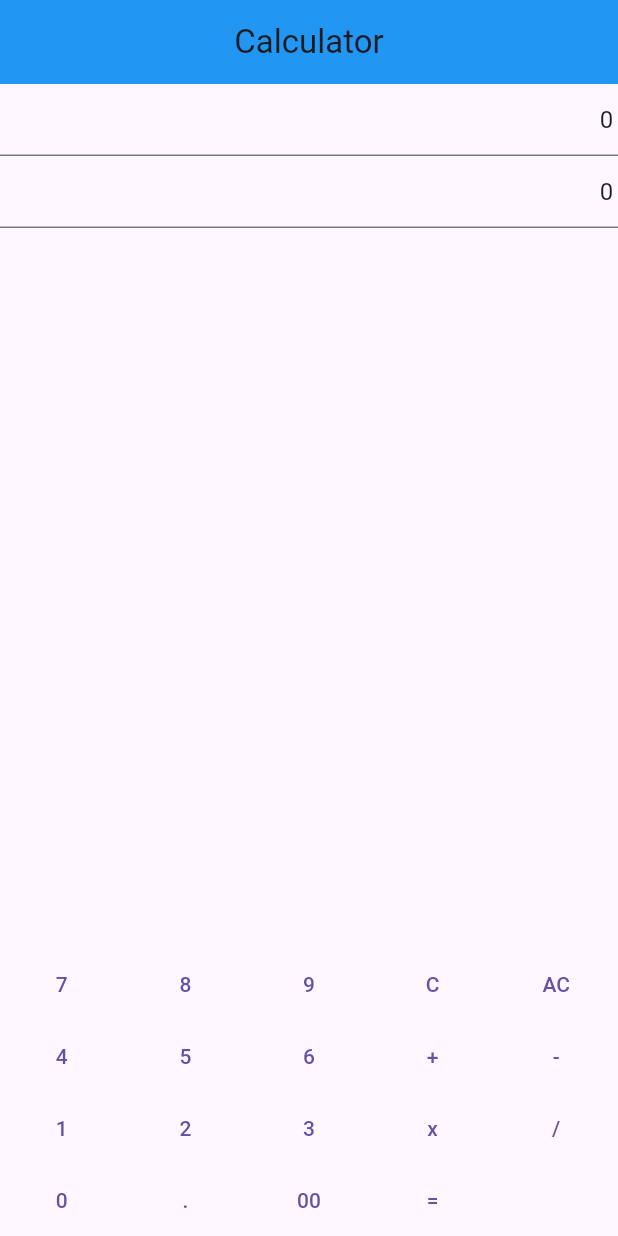
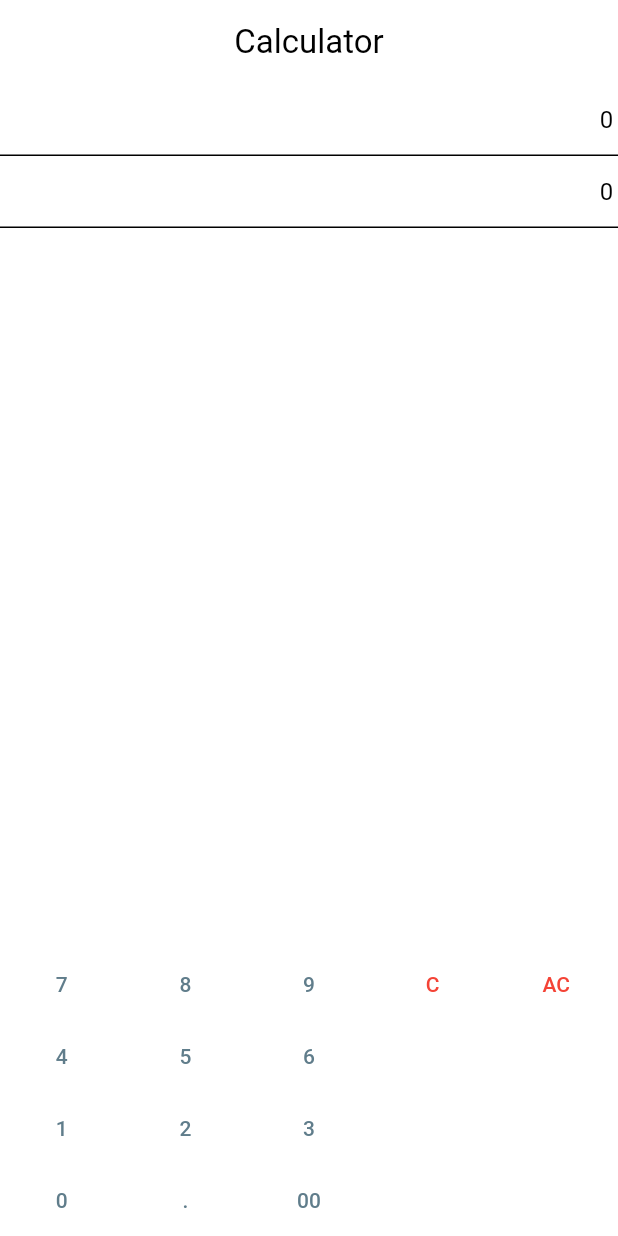
Before and after one commit to harinez2/42_Mobile_Piscine, a Flutter app: the screen it shows after launch, on a phone screen of 412 x 824 dp. Run offline on Flutter 3.47's test engine with Material 3 defaults, Android fonts, the phone set to English and light mode, and no system bars.

Commit message:
added colors

```diff
--- a/mobileModule00/ex02/calculator_proj/lib/main.dart
+++ b/mobileModule00/ex02/calculator_proj/lib/main.dart
@@ -11,9 +11,18 @@ class MainApp extends StatelessWidget {
   @override
   Widget build(BuildContext context) {
     return MaterialApp(
-      theme: ThemeData(
-        appBarTheme: const AppBarTheme(backgroundColor: Colors.blue),
+      theme: ThemeData.from(
+        colorScheme: ColorScheme.light(
+          primary: Colors.blueGrey,
+          background: Colors.blueGrey.shade800,
+        ),
+        textTheme: TextTheme(
+          bodyMedium: TextStyle(color: Colors.blueGrey),
+        ),
       ),
+      // theme: ThemeData(
+      //   appBarTheme: const AppBarTheme(backgroundColor: Colors.blue),
+      // ),
       home: Scaffold(
         appBar: AppBar(
           title: const Center(child: Text('Calculator')),
```
Also changed, not shown: mobileModule00/ex02/calculator_proj/lib/screens/home_screen.dart (+7 -7 lines).
